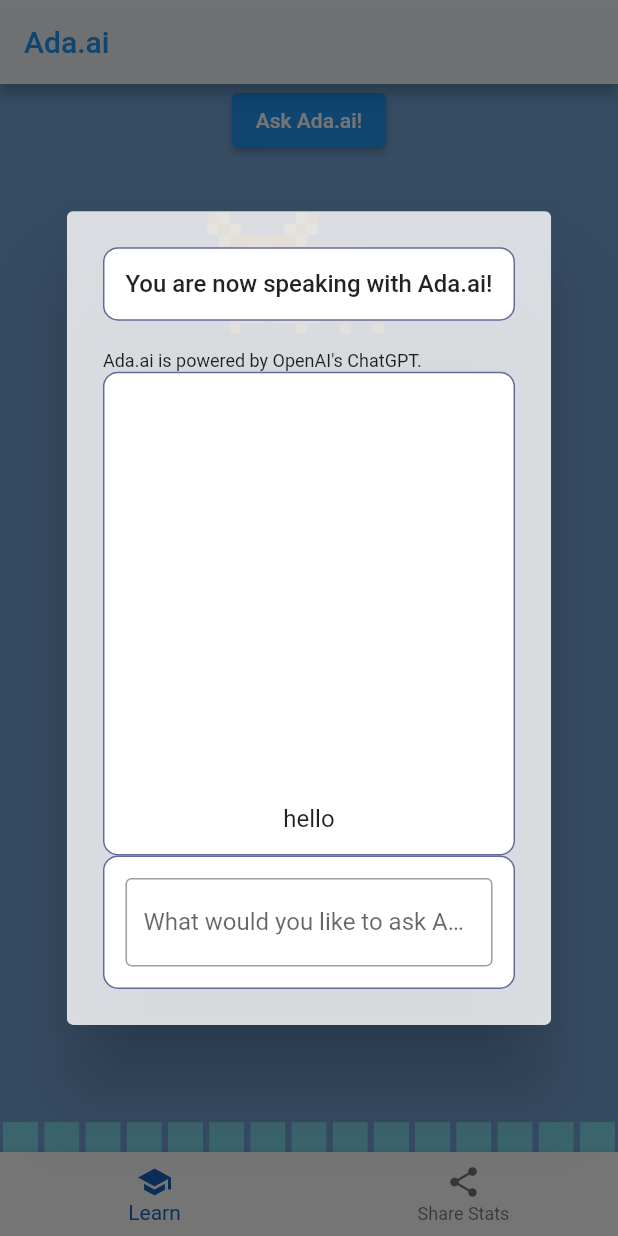
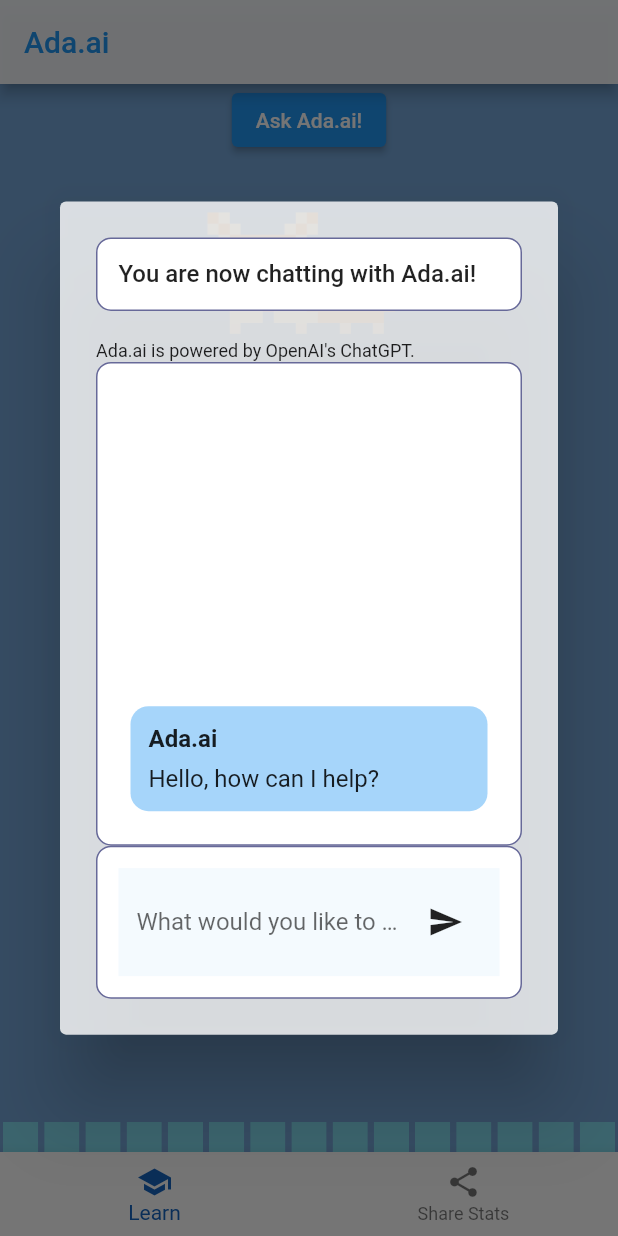
Before and after one commit to jma02/ada.ai, a Flutter app: the screen it shows after launch, after a tap on "Ask Ada.ai!", on a phone screen of 412 x 824 dp. Run offline on Flutter 3.47's test engine with Material 2 defaults, Android fonts, the phone set to English and light mode, and no system bars; drawn by our look-alikes of animated_background, step_progress_indicator; our stand-ins replace envied; missing offline and left inert: dart_openai.

Commit message:
feat: adaGPT is online

```diff
--- a/lib/api/chat_api.dart
+++ b/lib/api/gpt_api.dart
@@ -1,14 +1,13 @@
+import 'package:ada_ai/env/env.dart';
+
 import '../classes/chat_message.dart';
 import 'package:dart_openai/openai.dart';
-import 'package:envied/envied.dart';
-part '../../.env';
 
-class ChatApi {
+class GPTApi {
   static const _model = 'gpt-3.5-turbo';
 
-  ChatApi() {
-    OpenAI.apiKey = ;
-    OpenAI.organization = openAiOrg;
+  GPTApi() {
+    OpenAI.apiKey = Env.OPENAI_API_TOKEN;
   }
 
   Future<String> completeChat(List<ChatMessage> messages) async {
@@ -16,7 +15,9 @@
       model: _model,
       messages: messages
           .map((e) => OpenAIChatCompletionChoiceMessageModel(
-                role: e.isUserMessage ? 'user' : 'assistant',
+                role: e.isUserMessage
+                    ? OpenAIChatMessageRole.user
+                    : OpenAIChatMessageRole.assistant,
                 content: e.content,
               ))
           .toList(),
--- a/lib/main.dart
+++ b/lib/main.dart
@@ -3,8 +3,9 @@
 import 'pages/share.dart';
 import 'widgets/xpbar.dart';
 import 'package:animated_background/animated_background.dart';
+import 'package:ada_ai/env/env.dart';
 
-void main() {
+void main() async {
   runApp(const AdaApp());
 }
 
--- /dev/null
+++ b/lib/widgets/message_bubble.dart
@@ -0,0 +1,44 @@
+import 'package:flutter/material.dart';
+
+class MessageBubble extends StatelessWidget {
+  const MessageBubble({
+    required this.content,
+    required this.isUserMessage,
+    super.key,
+  });
+
+  final String content;
+  final bool isUserMessage;
+
+  @override
+  Widget build(BuildContext context) {
+    final themeData = Theme.of(context);
+    return Container(
+      margin: const EdgeInsets.all(8),
+      decoration: BoxDecoration(
+        color: isUserMessage
+            ? themeData.colorScheme.primary.withOpacity(0.4)
+            : themeData.colorScheme.secondary.withOpacity(0.4),
+        borderRadius: const BorderRadius.all(Radius.circular(12)),
+      ),
+      child: Padding(
+        padding: const EdgeInsets.all(12),
+        child: Column(
+          crossAxisAlignment: CrossAxisAlignment.start,
+          children: [
+            Row(
+              children: [
+                Text(
+                  isUserMessage ? 'You' : 'Ada.ai',
+                  style: const TextStyle(fontWeight: FontWeight.bold),
+                ),
+              ],
+            ),
+            const SizedBox(height: 8),
+            Text(content),
+          ],
+        ),
+      ),
+    );
+  }
+}
--- /dev/null
+++ b/lib/widgets/message_composer.dart
@@ -0,0 +1,59 @@
+import 'package:flutter/material.dart';
+
+class MessageComposer extends StatelessWidget {
+  MessageComposer({
+    required this.onSubmitted,
+    required this.awaitingResponse,
+    super.key,
+  });
+
+  final TextEditingController _messageController = TextEditingController();
+
+  final void Function(String) onSubmitted;
+  final bool awaitingResponse;
+
+  @override
+  Widget build(BuildContext context) {
+    return Container(
+      padding: const EdgeInsets.all(12),
+      color: Theme.of(context).colorScheme.secondaryContainer.withOpacity(0.05),
+      child: SafeArea(
+        child: Row(
+          children: [
+            Expanded(
+              child: !awaitingResponse
+                  ? TextField(
+                      controller: _messageController,
+                      onSubmitted: onSubmitted,
+                      decoration: const InputDecoration(
+                        hintText: 'What would you like to ask Ada.ai?',
+                        border: InputBorder.none,
+                      ),
+                    )
+                  : Row(
+                      mainAxisAlignment: MainAxisAlignment.center,
+                      children: const [
+                        SizedBox(
+                          height: 24,
+                          width: 24,
+                          child: CircularProgressIndicator(),
+                        ),
+                        Padding(
+                          padding: EdgeInsets.all(16),
+                          child: Text('Fetching response...'),
+                        ),
+                      ],
+                    ),
+            ),
+            IconButton(
+              onPressed: !awaitingResponse
+                  ? () => onSubmitted(_messageController.text)
+                  : null,
+              icon: const Icon(Icons.send),
+            ),
+          ],
+        ),
+      ),
+    );
+  }
+}
--- a/lib/widgets/prompt.dart
+++ b/lib/widgets/prompt.dart
@@ -1,5 +1,9 @@
 import 'package:flutter/material.dart';
 import 'package:envied/envied.dart';
+import 'package:ada_ai/api/gpt_api.dart';
+import 'package:ada_ai/classes/chat_message.dart';
+import 'package:ada_ai/widgets/message_bubble.dart';
+import 'package:ada_ai/widgets/message_composer.dart';
 
 class PromptWidget extends StatefulWidget {
   const PromptWidget({super.key});
@@ -10,13 +14,28 @@
 
 class _PromptWidgetState extends State<PromptWidget> {
   final TextEditingController _controller = TextEditingController();
-  String _prompt = "";
-  List<String> _dialog = [];
+  GPTApi gptApi = GPTApi();
+  final _messages = <ChatMessage>[
+    ChatMessage('Hello, how can I help?', false),
+  ];
+  var _awaitingResponse = false;
 
   @override
   void dispose() {
     _controller.dispose();
     super.dispose();
+  }
+
+  Future<void> _onSubmitted(String message) async {
+    setState(() {
+      _messages.add(ChatMessage(message, true));
+      _awaitingResponse = true;
+    });
+    final response = await gptApi.completeChat(_messages);
+    setState(() {
+      _messages.add(ChatMessage(response, false));
+      _awaitingResponse = false;
+    });
   }
 
   @override
@@ -34,7 +53,7 @@
             ),
             color: Color.fromARGB(255, 255, 255, 255)),
         child: const Text(
-          'You are now speaking with Ada.ai!',
+          'You are now chatting with Ada.ai!',
           textScaleFactor: .80,
         ),
       ),
@@ -60,7 +79,14 @@
               ),
               child: Column(
                 mainAxisAlignment: MainAxisAlignment.end,
-                children: const <Widget>[Text("hello")],
+                children: <Widget>[
+                  ..._messages.map(
+                    (msg) => MessageBubble(
+                      content: msg.content,
+                      isUserMessage: msg.isUserMessage,
+                    ),
+                  ),
+                ],
               ),
             ),
           ),
@@ -75,17 +101,9 @@
                 ),
                 color: Color.fromARGB(255, 255, 255, 255),
               ),
-              child: TextField(
-                controller: _controller,
-                onChanged: (text) {
-                  setState(() {
-                    _prompt = text;
-                  });
-                },
-                decoration: InputDecoration(
-                  border: OutlineInputBorder(),
-                  labelText: 'What would you like to ask Ada.ai?',
-                ),
+              child: MessageComposer(
+                onSubmitted: _onSubmitted,
+                awaitingResponse: _awaitingResponse,
               ),
             ),
           ),
```
Also changed, not shown: 1 other file.
